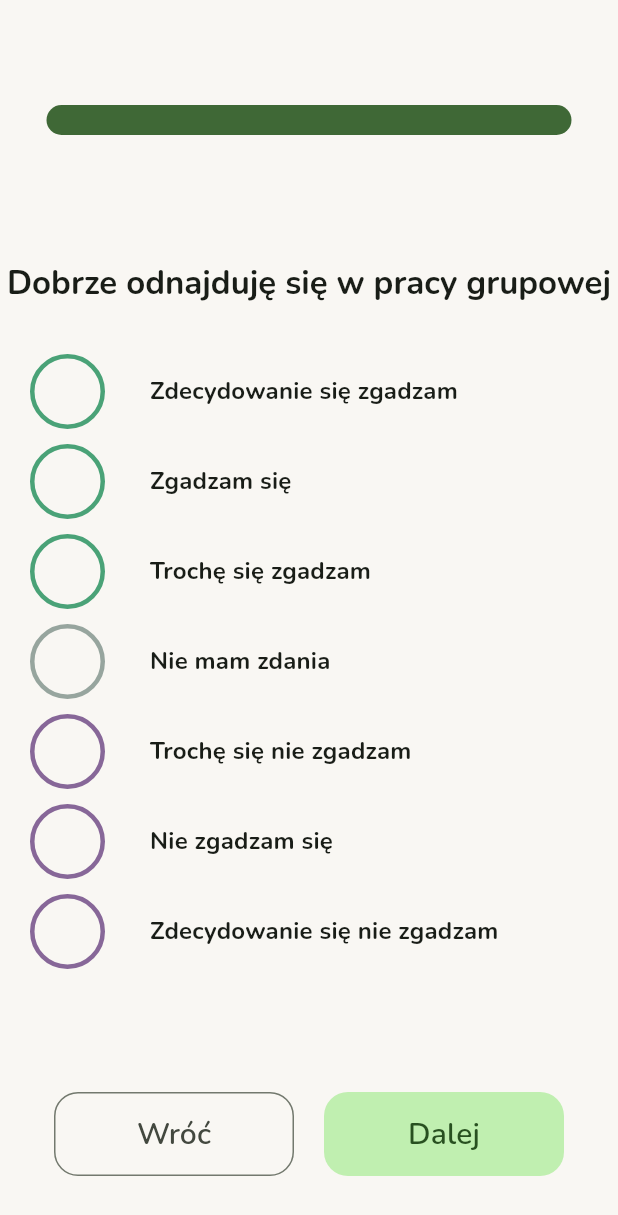
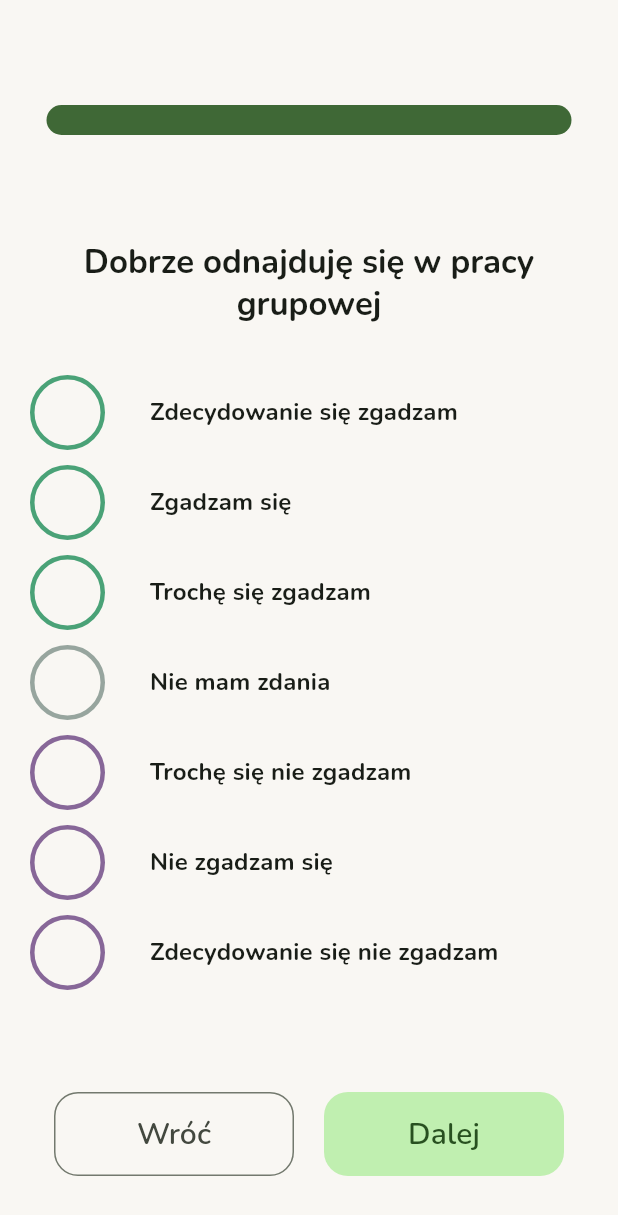
Before and after one commit to Alex09ander/Your-Advisor, a Flutter app: the TestPageVocational screen opened by its route, on a phone screen of 412 x 824 dp. Shown: the top 1215 px of the screen. Run offline on Flutter 3.47's test engine with Material 3 defaults, Android fonts, the phone set to English and light mode, and no system bars; our stand-ins replace flex_color_scheme, flutter_secure_storage, flutter_svg, gap, supabase_flutter; missing offline and left inert: flutter_m3shapes; accounts and stored records are empty.

Commit message:
Add padding around text in vocational test page

```diff
--- a/lib/UI/pages/test_page_vocational.dart
+++ b/lib/UI/pages/test_page_vocational.dart
@@ -99,10 +99,13 @@ class TestPageVocationalState extends State<TestPageVocational> {
             ProgressBar(progress: _progressValue),
             const Gap(30),
             const Spacer(),
-            Text(
-              _allQuestions[_currentQuestionIndex],
-              textAlign: TextAlign.center,
-              style: Theme.of(context).textTheme.titleLarge,
+            Padding(
+              padding: const EdgeInsets.symmetric(horizontal: 8.0),
+              child: Text(
+                _allQuestions[_currentQuestionIndex],
+                textAlign: TextAlign.center,
+                style: Theme.of(context).textTheme.titleLarge,
+              ),
             ),
             const Gap(30),
             _isOpenQuestion ? _buildOpenInput() : _buildClosedOptions(),
```
